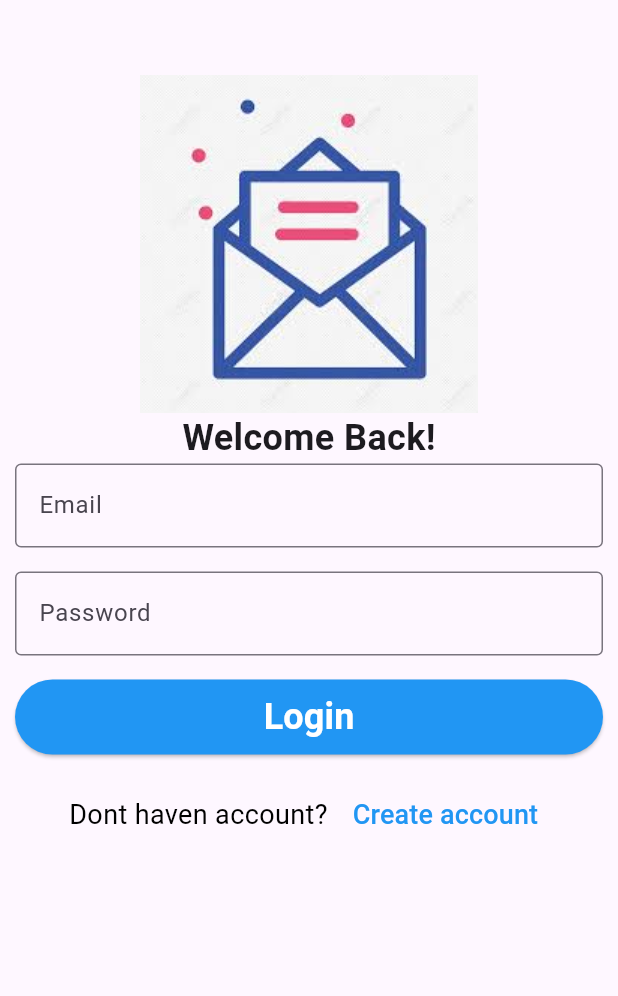
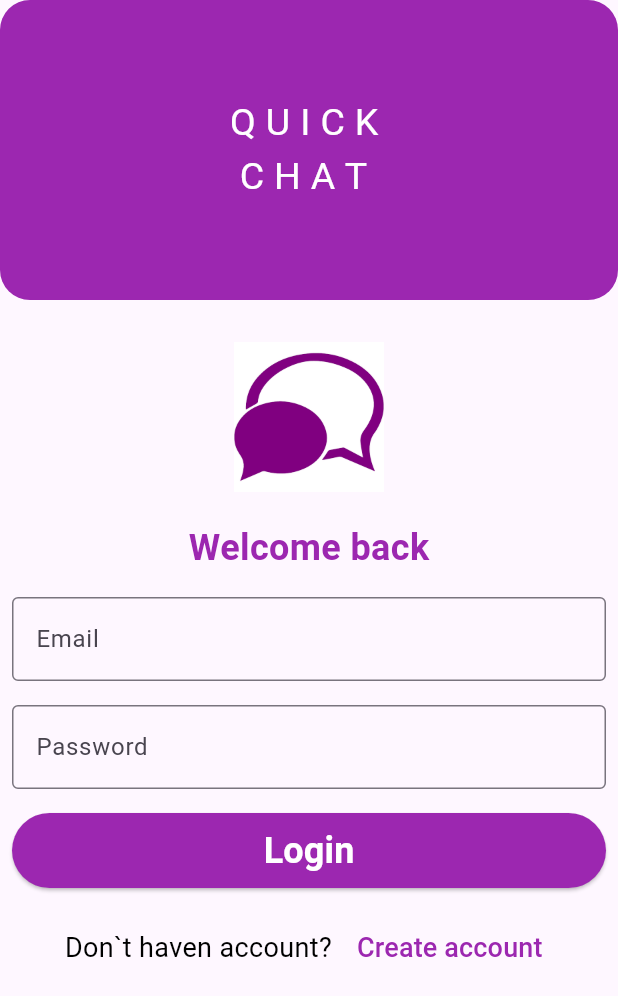
Before and after one commit to hrikhan/quickmessage, a Flutter app: the screen it shows after launch, on a phone screen of 412 x 824 dp. Shown: the top 996 px of the screen. Run offline on Flutter 3.47's test engine with Material 3 defaults, Android fonts, the light colour scheme and no system bars; drawn by our look-alikes of animated_text_kit; our stand-ins replace cloud_firestore, firebase_auth, firebase_core, get; accounts and stored records are empty.

Commit message:
update login ui and scroll fix in chat section

```diff
--- a/lib/screen/login_screen.dart
+++ b/lib/screen/login_screen.dart
@@ -1,3 +1,4 @@
+import 'package:animated_text_kit/animated_text_kit.dart';
 import 'package:flutter/material.dart';
 import 'package:get/get.dart';
 import 'package:quickmassage/services/auth/auth_sevice.dart';
@@ -20,29 +21,85 @@ class LoginScreen extends StatelessWidget {
         passwordController.text,
       );
       Get.to(Homescreen());
-      Get.snackbar("Login Success", "Login Success");
+      Get.snackbar("Login Success", "start conversation with friends");
     } catch (e) {
-      Get.snackbar("fuck you", e.toString());
+      Get.snackbar("invalid information ", e.toString());
     }
   }
 
   @override
   Widget build(BuildContext context) {
     return Scaffold(
-      body: Padding(
-        padding: EdgeInsets.only(left: 10, right: 10, top: 50, bottom: 20),
-        child: SingleChildScrollView(
+      body: SingleChildScrollView(
         reverse: true,
         child: Column(
           mainAxisAlignment: MainAxisAlignment.center,
           children: [
+            //
+            Container(
+              height: 200,
+              width: Get.width,
+
+              decoration: BoxDecoration(
+                borderRadius: BorderRadius.circular(20),
+                color: Colors.purple,
+              ),
+              child: Center(
+                child: Text(
+                  "Q U I C K \n C H A T",
+                  style: TextStyle(fontSize: 25, color: Colors.white),
+                ),
+              ),
+            ),
             //icon
-              Center(child: Image(image: AssetImage("assets/images (1).jpeg"))),
+            Padding(
+              padding: const EdgeInsets.all(8.0),
+              child: Column(
+                children: [
+                  Center(
+                    child: Padding(
+                      padding: const EdgeInsets.all(20.0),
+                      child: SizedBox(
+                        height: 100,
+                        width: 100,
+                        child: Image(image: AssetImage("assets/images.png")),
+                      ),
+                    ),
+                  ),
+
                   //welcome back text
-              Text(
-                "Welcome Back!",
-                style: TextStyle(fontSize: 24, fontWeight: FontWeight.bold),
+                  AnimatedTextKit(
+                    pause: Duration(milliseconds: 3000),
+                    repeatForever: true,
+                    animatedTexts: [
+                      TypewriterAnimatedText(
+                        "Welcome back",
+                        textStyle: TextStyle(
+                          fontSize: 24,
+                          fontWeight: FontWeight.bold,
+                          color: Colors.purple,
                         ),
+                      ),
+                      TypewriterAnimatedText(
+                        "LOGIN & ENJOY",
+                        textStyle: TextStyle(
+                          fontSize: 24,
+                          fontWeight: FontWeight.bold,
+                          color: Colors.purple,
+                        ),
+                      ),
+                      TypewriterAnimatedText(
+                        "secure and trusted",
+                        textStyle: TextStyle(
+                          fontSize: 24,
+                          fontWeight: FontWeight.bold,
+                          color: Colors.purple,
+                        ),
+                      ),
+                    ],
+                  ),
+                  SizedBox(height: 16),
+
                   //email textfield
                   MyTextfeild(
                     lebeltext: 'Email',
@@ -63,14 +120,17 @@ class LoginScreen extends StatelessWidget {
                   ElevatedButton(
                     style: ElevatedButton.styleFrom(
                       foregroundColor: Colors.white,
-                  backgroundColor: Colors.blue,
+                      backgroundColor: Colors.purple,
                       minimumSize: Size(500, 50),
                     ),
                     onPressed: login,
 
                     child: Text(
                       'Login',
-                  style: TextStyle(fontWeight: FontWeight.bold, fontSize: 24),
+                      style: TextStyle(
+                        fontWeight: FontWeight.bold,
+                        fontSize: 24,
+                      ),
                     ),
                   ),
                   SizedBox(height: 16),
@@ -79,7 +139,7 @@ class LoginScreen extends StatelessWidget {
                       mainAxisAlignment: MainAxisAlignment.center,
                       children: [
                         Text(
-                      "  Dont haven account? ",
+                          "  Don`t haven account? ",
                           style: TextStyle(fontSize: 18, color: Colors.black),
                         ),
                         TextButton(
@@ -88,7 +148,10 @@ class LoginScreen extends StatelessWidget {
                           },
                           child: Text(
                             "Create account ",
-                        style: TextStyle(fontSize: 18, color: Colors.blue),
+                            style: TextStyle(
+                              fontSize: 18,
+                              color: Colors.purple,
+                            ),
                           ),
                         ),
                       ],
@@ -99,6 +162,8 @@ class LoginScreen extends StatelessWidget {
                 ],
               ),
             ),
+          ],
+        ),
       ),
     );
   }
--- a/lib/screen/sign_in.dart
+++ b/lib/screen/sign_in.dart
@@ -58,7 +58,7 @@ class _SignInState extends State<SignIn> {
                   child: Text(
                     'Create a new',
                     style: TextStyle(
-                      color: Colors.blue,
+                      color: Colors.purple,
                       fontSize: 34,
                       fontWeight: FontWeight.bold,
                     ),
@@ -86,7 +86,7 @@ class _SignInState extends State<SignIn> {
                 ElevatedButton(
                   style: ElevatedButton.styleFrom(
                     foregroundColor: Colors.white,
-                    backgroundColor: Colors.blue,
+                    backgroundColor: Colors.purple,
                     minimumSize: Size(500, 50),
                   ),
                   onPressed: register,
@@ -110,7 +110,7 @@ class _SignInState extends State<SignIn> {
                         },
                         child: Text(
                           "Login",
-                          style: TextStyle(fontSize: 18, color: Colors.blue),
+                          style: TextStyle(fontSize: 18, color: Colors.purple),
                         ),
                       ),
                     ],
--- a/pubspec.yaml
+++ b/pubspec.yaml
@@ -38,7 +38,7 @@ dependencies:
   firebase_core: ^3.12.1
   firebase_auth: ^5.5.1
   cloud_firestore: ^5.6.5
-
+  animated_text_kit: ^4.2.3
 dev_dependencies:
   flutter_test:
     sdk: flutter
```
Also changed, not shown: lib/screen/chat_page.dart (+51 -6 lines), assets/chat-messaging-app-logo-design-vector-21795804.jpg (added), assets/images.png (added), pubspec.lock. Lines whose indentation alone changed are shown as unchanged.
